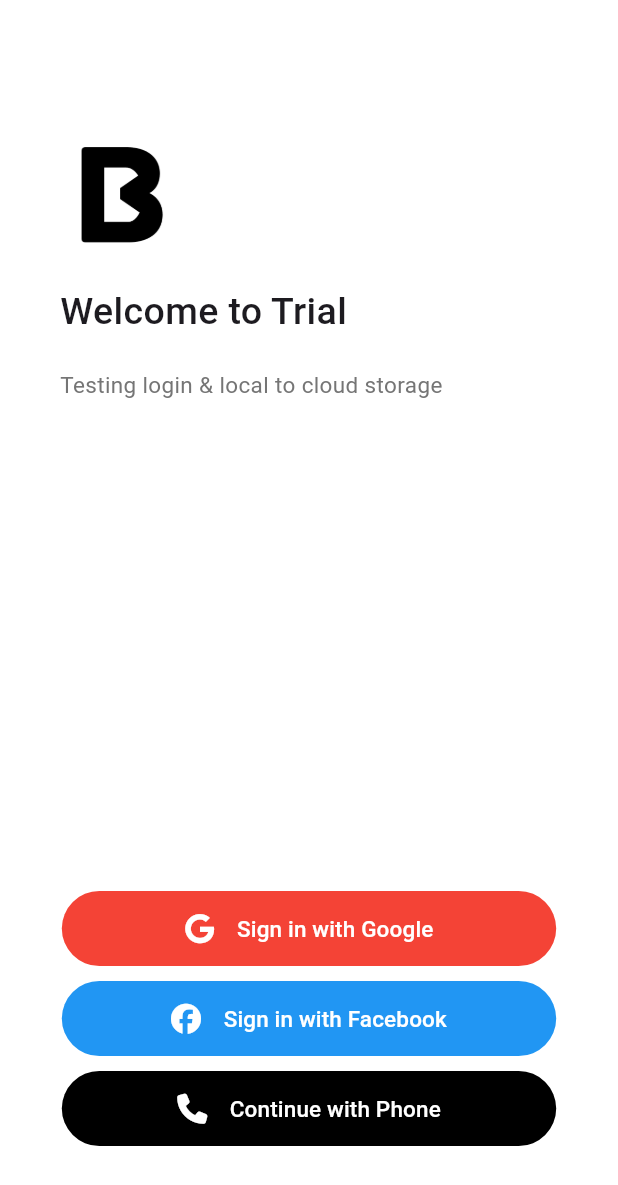
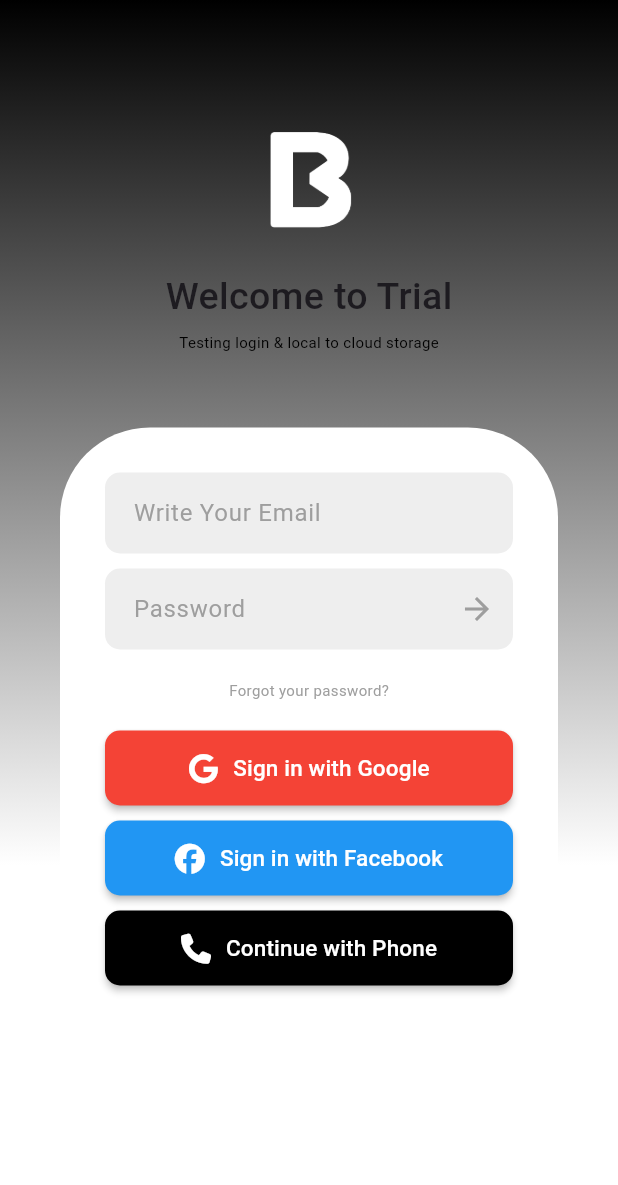
Before and after one commit to jmffelisberto/FeedItMobile, a Flutter app: the screen it shows after launch, on a phone screen of 412 x 824 dp. Shown: the top 1185 px of the screen. Run offline on Flutter 3.47's test engine with Material 3 defaults, Android fonts, the phone set to English and light mode, and no system bars; our stand-ins replace cloud_firestore, connectivity, connectivity_plus, firebase_auth, firebase_core, font_awesome_flutter and 3 more; missing offline and left inert: flutter_facebook_auth; accounts and stored records are empty.

Commit message:
some UI changes on login page

```diff
--- a/lib/provider/sign_in_provider.dart
+++ b/lib/provider/sign_in_provider.dart
@@ -121,6 +121,7 @@ class SignInProvider extends ChangeNotifier {
         _name = profile['name'];
         _email = profile['email'];
         _imageUrl = profile!['picture']['data']['url'];
+        //print(_im)
         _uid = profile['id'];
         _hasError = false;
         _provider = "FACEBOOK";
--- a/lib/screens/login_screen.dart
+++ b/lib/screens/login_screen.dart
@@ -29,149 +29,208 @@ class _LoginScreenState extends State<LoginScreen> {
   Widget build(BuildContext context) {
     return Scaffold(
       key: _scaffoldKey,
-      backgroundColor: Colors.white,
-      body: SafeArea(
+      backgroundColor: Colors.transparent,
+      body: Container(
+        width: double.infinity,
+        height: double.infinity,
+        decoration: BoxDecoration(
+          gradient: LinearGradient(
+            begin: Alignment.topCenter,
+            end: Alignment(0.0, 0.40),
+            colors: [Colors.black, Colors.white],
+          ),
+        ),
+        child: SafeArea(
           child: Padding(
-          padding:
-          const EdgeInsets.only(left: 40, right: 40, top: 90, bottom: 30),
+            padding: const EdgeInsets.symmetric(horizontal: 40),
             child: Column(
-            crossAxisAlignment: CrossAxisAlignment.start,
+              crossAxisAlignment: CrossAxisAlignment.center,
               children: [
-              Flexible(
-                flex: 2,
-                child: Column(
-                  crossAxisAlignment: CrossAxisAlignment.start,
+                SizedBox(height: 80),
+                Column(
+                  crossAxisAlignment: CrossAxisAlignment.center,
                   children: [
                     Image(
-                      image: AssetImage(Config.loba_icon),
+                      image: AssetImage(Config.loba_icon_white),
                       height: 80,
                       width: 80,
                       fit: BoxFit.cover,
                     ),
                     const SizedBox(height: 20),
-                    const Text(
-                        "Welcome to Trial",
+                    const Text("Welcome to Trial",
                         style: TextStyle(
                             fontSize: 25, fontWeight: FontWeight.w500)),
-                    const SizedBox(height: 20),
+                    const SizedBox(height: 5),
                     Text("Testing login & local to cloud storage",
-                        style: TextStyle(fontSize: 15, color: Colors.grey[600]))
+                        style: TextStyle(
+                            fontSize: 10, color: Colors.black)),
                   ],
                 ),
+                SizedBox(height: 50),
+                Expanded(
+                  child: Container(
+                    width: double.infinity,
+                    decoration: BoxDecoration(
+                      color: Colors.white,
+                      borderRadius: BorderRadius.only(
+                        topLeft: Radius.circular(60),
+                        topRight: Radius.circular(60),
                       ),
-              Column(
-                crossAxisAlignment: CrossAxisAlignment.center,
-                mainAxisAlignment: MainAxisAlignment.center,
+                    ),
+                    child: Padding(
+                      padding: EdgeInsets.all(30),
+                      child: Column(
                         children: [
+                          TextField(
+                            decoration: InputDecoration(
+                              hintText: "Write Your Email",
+                              hintStyle: TextStyle(color: Colors.grey),
+                              border: InputBorder.none,
+                              filled: true,
+                              fillColor: Colors.grey[200],
+                              contentPadding: EdgeInsets.all(15),
+                              enabledBorder: OutlineInputBorder(
+                                borderRadius: BorderRadius.circular(10),
+                                borderSide: BorderSide(color: Colors.transparent),
+                              ),
+                              focusedBorder: OutlineInputBorder(
+                                borderRadius: BorderRadius.circular(10),
+                                borderSide: BorderSide(color: Colors.transparent),
+                              ),
+                            ),
+                          ),
+                          SizedBox(height: 10),
+                          TextField(
+                            obscureText: true,
+                            decoration: InputDecoration(
+                              hintText: "Password",
+                              hintStyle: TextStyle(color: Colors.grey),
+                              border: InputBorder.none,
+                              filled: true,
+                              fillColor: Colors.grey[200],
+                              contentPadding: EdgeInsets.all(15),
+                              enabledBorder: OutlineInputBorder(
+                                borderRadius: BorderRadius.circular(10),
+                                borderSide: BorderSide(color: Colors.transparent),
+                              ),
+                              focusedBorder: OutlineInputBorder(
+                                borderRadius: BorderRadius.circular(10),
+                                borderSide: BorderSide(color: Colors.transparent),
+                              ),
+                              suffixIcon: IconButton(
+                                onPressed: () {
+                                  // Do something
+                                },
+                                icon: Icon(
+                                  Icons.arrow_forward_outlined,
+                                  color: Colors.grey,
+                                ),
+                              ),
+                            ),
+                          ),
+                          SizedBox(height: 20),
+                          Text("Forgot your password?",
+                              style: TextStyle(
+                                  fontSize: 10, color: Colors.grey)),
+                          SizedBox(height: 20),
                           RoundedLoadingButton(
                             controller: googleController,
                             successColor: Colors.red,
                             onPressed: () {
                               handleGoogleSignIn();
                             },
-                      width: MediaQuery
-                          .of(context)
-                          .size
-                          .width * 0.80,
-                      elevation: 0,
-                      borderRadius: 25,
+                            width: MediaQuery.of(context).size.width * 0.80,
+                            borderRadius: 10,
                             color: Colors.red,
-                      child: Wrap(
+                            child: Row(
+                              mainAxisAlignment: MainAxisAlignment.center,
                               children: const [
                                 Icon(
                                   FontAwesomeIcons.google,
                                   size: 20,
                                   color: Colors.white,
                                 ),
-                          SizedBox(
-                            width: 15,
-                          ),
-                          Text("Sign in with Google",
+                                SizedBox(width: 10),
+                                Text(
+                                  "Sign in with Google",
                                   style: TextStyle(
                                     color: Colors.white,
                                     fontSize: 15,
-                                  fontWeight: FontWeight.w500)
+                                    fontWeight: FontWeight.w500,
+                                  ),
                                 ),
                               ],
-                      )
                             ),
-                  SizedBox(
-                    height: 10, // for padding
                           ),
+                          SizedBox(height: 10),
                           RoundedLoadingButton(
                             controller: facebookController,
                             successColor: Colors.blue,
                             onPressed: () {
                               handleFacebookAuth();
                             },
-                      width: MediaQuery
-                          .of(context)
-                          .size
-                          .width * 0.80,
-                      elevation: 0,
-                      borderRadius: 25,
+                            width: MediaQuery.of(context).size.width * 0.80,
+                            borderRadius: 10,
                             color: Colors.blue,
-                      child: Wrap(
+                            child: Row(
+                              mainAxisAlignment: MainAxisAlignment.center,
                               children: const [
                                 Icon(
                                   FontAwesomeIcons.facebook,
                                   size: 20,
                                   color: Colors.white,
                                 ),
-                          SizedBox(
-                            width: 15,
-                          ),
-                          Text("Sign in with Facebook",
+                                SizedBox(width: 10),
+                                Text(
+                                  "Sign in with Facebook",
                                   style: TextStyle(
                                     color: Colors.white,
                                     fontSize: 15,
-                                  fontWeight: FontWeight.w500)
+                                    fontWeight: FontWeight.w500,
+                                  ),
                                 ),
                               ],
-                      )
                             ),
-                  SizedBox(
-                    height: 10, // for padding
                           ),
+                          SizedBox(height: 10),
                           RoundedLoadingButton(
                             controller: phoneController,
-                      successColor: Colors.blue,
+                            successColor: Colors.lightGreen,
                             onPressed: () {
                               nextScreenReplace(context, const PhoneAuthScreen());
                               phoneController.reset();
                             },
-                      width: MediaQuery
-                          .of(context)
-                          .size
-                          .width * 0.80,
-                      elevation: 0,
-                      borderRadius: 25,
+                            width: MediaQuery.of(context).size.width * 0.80,
+                            borderRadius: 10,
                             color: Colors.black,
-                      child: Wrap(
+                            child: Row(
+                              mainAxisAlignment: MainAxisAlignment.center,
                               children: const [
                                 Icon(
                                   FontAwesomeIcons.phone,
                                   size: 20,
                                   color: Colors.white,
                                 ),
-                          SizedBox(
-                            width: 15,
-                          ),
-                          Text("Continue with Phone",
+                                SizedBox(width: 10),
+                                Text(
+                                  "Continue with Phone",
                                   style: TextStyle(
                                     color: Colors.white,
                                     fontSize: 15,
-                                  fontWeight: FontWeight.w500)
+                                    fontWeight: FontWeight.w500,
+                                  ),
                                 ),
                               ],
-                      )
                             ),
-                  SizedBox(
-                    height: 30, // for padding
+                          ),
+                          SizedBox(height: 30),
+                        ],
+                      ),
+                    ),
+                  ),
                 ),
               ],
-              )
-            ],
+            ),
           ),
         ),
       ),
--- a/lib/utils/config.dart
+++ b/lib/utils/config.dart
@@ -1,4 +1,5 @@
 class Config{
-  static final app_icon = "assets/logo.png";
-  static final loba_icon = "assets/lobablogo.png";
+  static final app_icon = "assets/logoblogoblack.png";
+  static final loba_icon_white = "assets/lobablogowhite.png";
+  static final loba_icon_black = "assets/lobablogoblack.png";
 }
```
Also changed, not shown: assets/lobablogo.png (deleted), assets/lobablogoblack.png (added), assets/lobablogowhite.png (added). Lines whose indentation alone changed are shown as unchanged.
